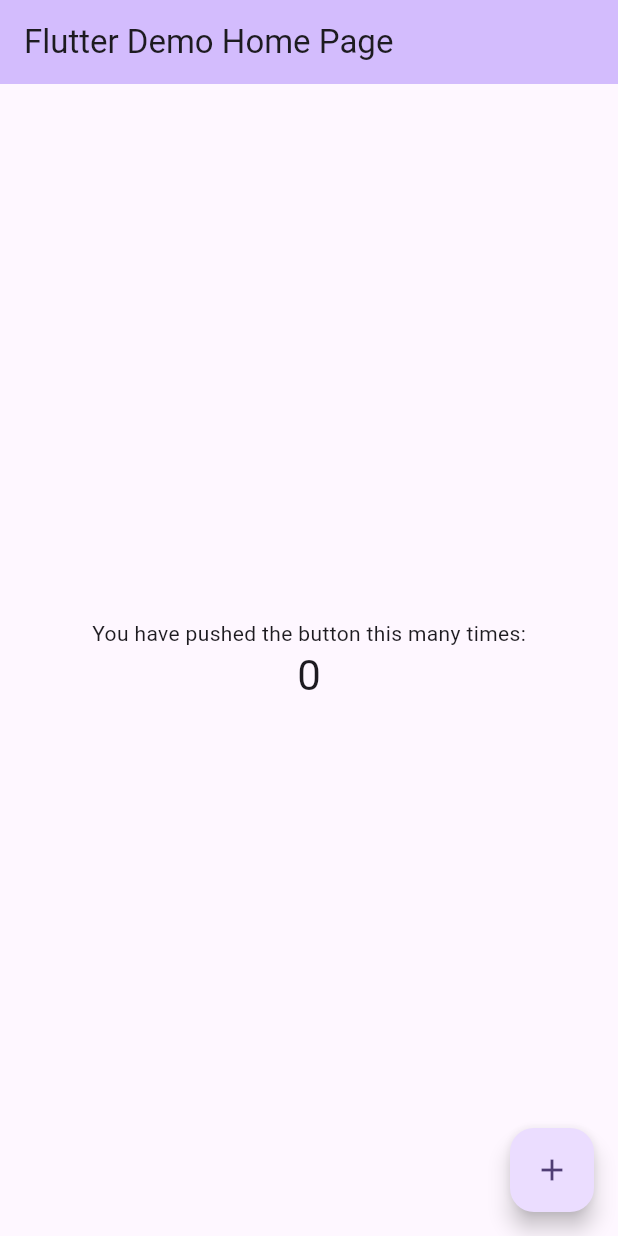
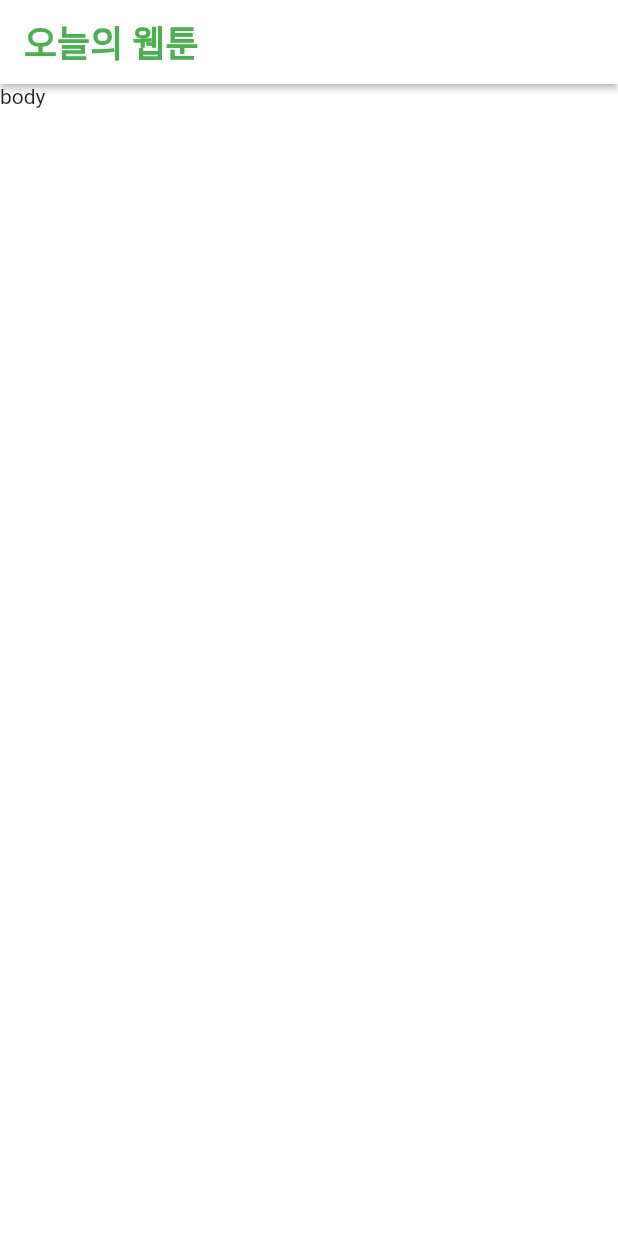
Before and after one commit to LifeFi/flutter_toonflix2, a Flutter app: the screen it shows after launch, on a phone screen of 412 x 824 dp. Run offline on Flutter 3.47's test engine with Material 2 defaults, Android fonts, the phone set to English and light mode, and no system bars.

Commit message:
#6.1 HomeScreens

```diff
--- a/lib/main.dart
+++ b/lib/main.dart
@@ -1,125 +1,15 @@
 import 'package:flutter/material.dart';
+import 'package:flutter_toonflix2/screens/home_screens.dart';
 
 void main() {
-  runApp(const MyApp());
+  runApp(const App());
 }
 
-class MyApp extends StatelessWidget {
-  const MyApp({super.key});
-
-  // This widget is the root of your application.
-  @override
-  Widget build(BuildContext context) {
-    return MaterialApp(
-      title: 'Flutter Demo',
-      theme: ThemeData(
-        // This is the theme of your application.
-        //
-        // TRY THIS: Try running your application with "flutter run". You'll see
-        // the application has a blue toolbar. Then, without quitting the app,
-        // try changing the seedColor in the colorScheme below to Colors.green
-        // and then invoke "hot reload" (save your changes or press the "hot
-        // reload" button in a Flutter-supported IDE, or press "r" if you used
-        // the command line to start the app).
-        //
-        // Notice that the counter didn't reset back to zero; the application
-        // state is not lost during the reload. To reset the state, use hot
-        // restart instead.
-        //
-        // This works for code too, not just values: Most code changes can be
-        // tested with just a hot reload.
-        colorScheme: ColorScheme.fromSeed(seedColor: Colors.deepPurple),
-        useMaterial3: true,
-      ),
-      home: const MyHomePage(title: 'Flutter Demo Home Page'),
-    );
-  }
-}
-
-class MyHomePage extends StatefulWidget {
-  const MyHomePage({super.key, required this.title});
-
-  // This widget is the home page of your application. It is stateful, meaning
-  // that it has a State object (defined below) that contains fields that affect
-  // how it looks.
-
-  // This class is the configuration for the state. It holds the values (in this
-  // case the title) provided by the parent (in this case the App widget) and
-  // used by the build method of the State. Fields in a Widget subclass are
-  // always marked "final".
-
-  final String title;
-
-  @override
-  State<MyHomePage> createState() => _MyHomePageState();
-}
-
-class _MyHomePageState extends State<MyHomePage> {
-  int _counter = 0;
-
-  void _incrementCounter() {
-    setState(() {
-      // This call to setState tells the Flutter framework that something has
-      // changed in this State, which causes it to rerun the build method below
-      // so that the display can reflect the updated values. If we changed
-      // _counter without calling setState(), then the build method would not be
-      // called again, and so nothing would appear to happen.
-      _counter++;
-    });
-  }
+class App extends StatelessWidget {
+  const App({super.key});
 
   @override
   Widget build(BuildContext context) {
-    // This method is rerun every time setState is called, for instance as done
-    // by the _incrementCounter method above.
-    //
-    // The Flutter framework has been optimized to make rerunning build methods
-    // fast, so that you can just rebuild anything that needs updating rather
-    // than having to individually change instances of widgets.
-    return Scaffold(
-      appBar: AppBar(
-        // TRY THIS: Try changing the color here to a specific color (to
-        // Colors.amber, perhaps?) and trigger a hot reload to see the AppBar
-        // change color while the other colors stay the same.
-        backgroundColor: Theme.of(context).colorScheme.inversePrimary,
-        // Here we take the value from the MyHomePage object that was created by
-        // the App.build method, and use it to set our appbar title.
-        title: Text(widget.title),
-      ),
-      body: Center(
-        // Center is a layout widget. It takes a single child and positions it
-        // in the middle of the parent.
-        child: Column(
-          // Column is also a layout widget. It takes a list of children and
-          // arranges them vertically. By default, it sizes itself to fit its
-          // children horizontally, and tries to be as tall as its parent.
-          //
-          // Column has various properties to control how it sizes itself and
-          // how it positions its children. Here we use mainAxisAlignment to
-          // center the children vertically; the main axis here is the vertical
-          // axis because Columns are vertical (the cross axis would be
-          // horizontal).
-          //
-          // TRY THIS: Invoke "debug painting" (choose the "Toggle Debug Paint"
-          // action in the IDE, or press "p" in the console), to see the
-          // wireframe for each widget.
-          mainAxisAlignment: MainAxisAlignment.center,
-          children: <Widget>[
-            const Text(
-              'You have pushed the button this many times:',
-            ),
-            Text(
-              '$_counter',
-              style: Theme.of(context).textTheme.headlineMedium,
-            ),
-          ],
-        ),
-      ),
-      floatingActionButton: FloatingActionButton(
-        onPressed: _incrementCounter,
-        tooltip: 'Increment',
-        child: const Icon(Icons.add),
-      ), // This trailing comma makes auto-formatting nicer for build methods.
-    );
+    return const MaterialApp(home: HomeScreen());
   }
 }
--- /dev/null
+++ b/lib/screens/home_screens.dart
@@ -0,0 +1,25 @@
+import 'package:flutter/material.dart';
+
+class HomeScreen extends StatelessWidget {
+  const HomeScreen({super.key});
+
+  @override
+  Widget build(BuildContext context) {
+    return Scaffold(
+      backgroundColor: Colors.white,
+      appBar: AppBar(
+        title: const Text(
+          "오늘의 웹툰",
+          style: TextStyle(
+            fontSize: 24,
+            fontWeight: FontWeight.w600,
+          ),
+        ),
+        backgroundColor: Colors.white,
+        foregroundColor: Colors.green,
+        elevation: 2,
+      ),
+      body: const Text("body"),
+    );
+  }
+}
```
Also changed, not shown: 2 other files.
